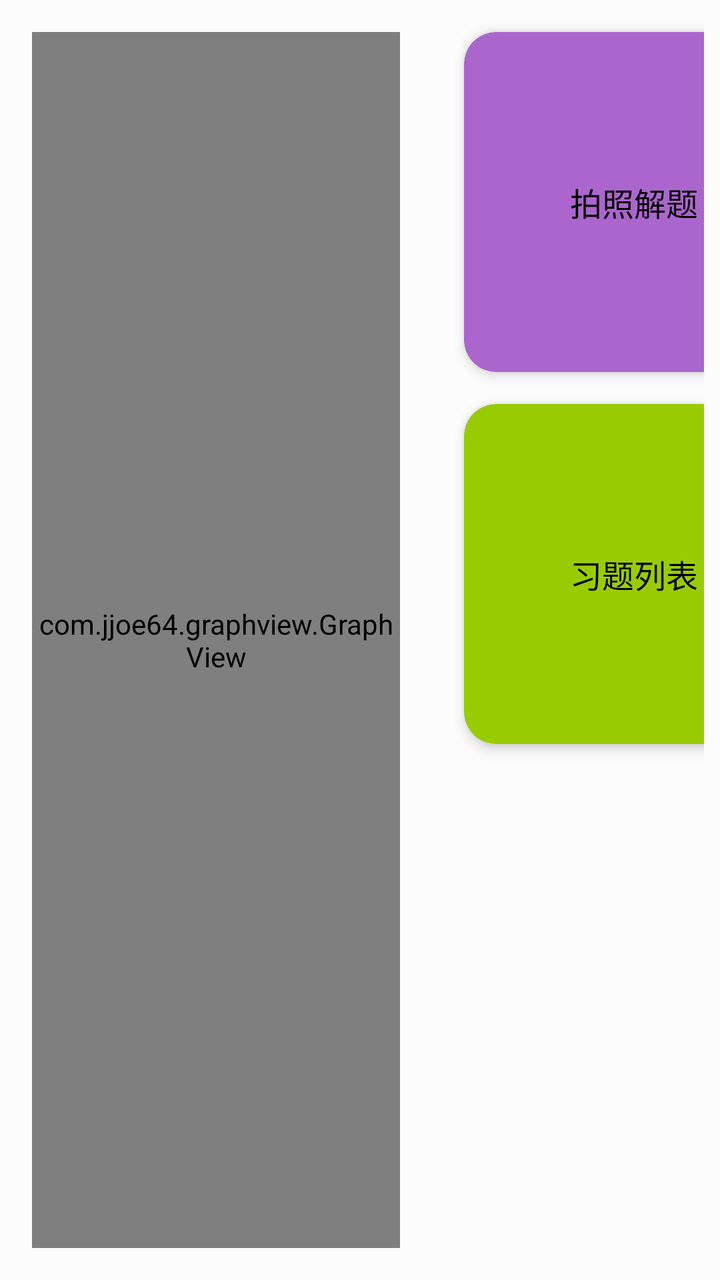
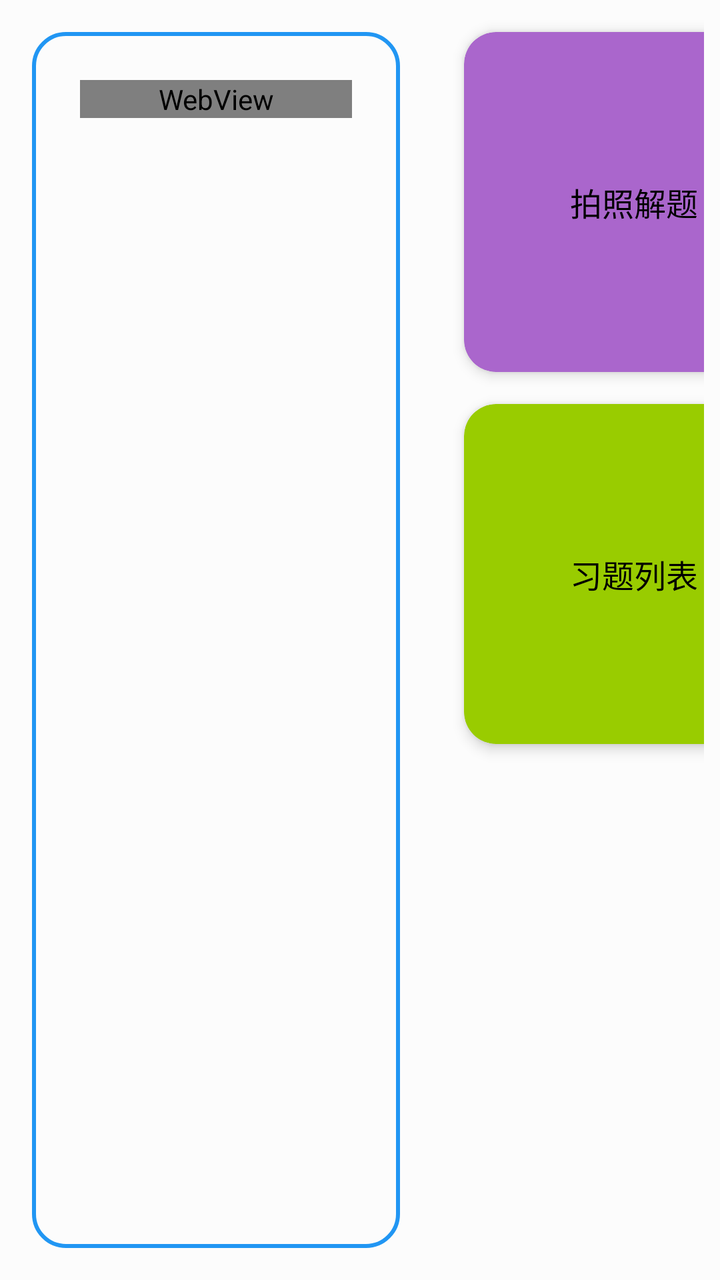

The first picture is an Android layout as it rendered before a commit; the second is the same layout after the commit. The layout source and the unified diff follow.
<!-- AndroidManifest.xml: application theme Theme.IMatesApp.FullScreen -->
<!-- res/layout/fragment_subject_biology.xml -->
<?xml version="1.0" encoding="utf-8"?>
 <androidx.constraintlayout.widget.ConstraintLayout
    xmlns:android="http://schemas.android.com/apk/res/android"
     xmlns:app="http://schemas.android.com/apk/res-auto"
     android:layout_width="match_parent"
     android:layout_height="match_parent"
     android:background="#80FFFFFF"
     xmlns:tools="http://schemas.android.com/tools"
     tools:context=".fragments.FragmentSubjectBiology">

    <LinearLayout
        android:id="@+id/todo"
        android:layout_width="0dp"
        android:layout_height="match_parent"
        app:layout_constraintStart_toStartOf="parent"
        app:layout_constraintEnd_toStartOf="@+id/guideline"
        app:layout_constraintTop_toTopOf="parent"
        app:layout_constraintBottom_toBottomOf="parent"
        android:layout_margin="16dp"
        android:orientation="vertical"
        android:background="@drawable/todo_list_bg">

        <com.jjoe64.graphview.GraphView
            android:id="@+id/graphView"
            android:layout_width="match_parent"
            android:layout_height="match_parent" />

    </LinearLayout>

    <GridLayout
            android:id="@+id/menuLayout"
            android:columnCount="2"
            android:rowCount="2"
            android:padding="8dp"
            android:layout_width="0dp"
            android:layout_height="match_parent"
            app:layout_constraintStart_toEndOf="@+id/guideline"
            app:layout_constraintEnd_toEndOf="parent"
            app:layout_constraintTop_toTopOf="parent"
            app:layout_constraintBottom_toBottomOf="parent">

            <androidx.cardview.widget.CardView
                android:id="@+id/photo_to_solve"
                android:backgroundTint="@android:color/holo_purple"
                android:clickable="true"
                android:focusable="true"
                android:foreground="?android:attr/selectableItemBackgroundBorderless"
                style="@style/MenuCard">
                <TextView
                    style="@style/MenuText"
                    android:textColor="@color/black"
                    android:text="@string/take_photo_solve_question"/>
            </androidx.cardview.widget.CardView>

            <androidx.cardview.widget.CardView
                android:id="@+id/card_my_favor"
                android:clickable="true"
                android:focusable="true"
                android:foreground="?android:attr/selectableItemBackgroundBorderless"
                style="@style/MenuCard"
                android:backgroundTint="@android:color/holo_blue_light">
                <TextView
                    style="@style/MenuText"
                    android:textColor="@color/black"
                    android:text="@string/my_favorite"/>
            </androidx.cardview.widget.CardView>

            <androidx.cardview.widget.CardView
                android:id="@+id/exercise"
                android:clickable="true"
                android:focusable="true"
                android:foreground="?android:attr/selectableItemBackgroundBorderless"
                style="@style/MenuCard"
                android:textColor="@color/black"
                android:backgroundTint="@android:color/holo_green_light">
                <TextView
                    style="@style/MenuText"
                    android:textColor="@color/black"
                    android:text="@string/question_list"/>
            </androidx.cardview.widget.CardView>

            <androidx.cardview.widget.CardView
                android:id="@+id/history"
                android:clickable="true"
                android:focusable="true"
                android:foreground="?android:attr/selectableItemBackgroundBorderless"
                style="@style/MenuCard"
                android:backgroundTint="@android:color/holo_orange_light">
                <TextView
                    style="@style/MenuText"
                    android:textColor="@color/black"
                    android:text="@string/history_archive"/>
            </androidx.cardview.widget.CardView>

        </GridLayout>

    
    <androidx.constraintlayout.widget.Guideline
        android:id="@+id/guideline"
        android:layout_width="wrap_content"
        android:layout_height="wrap_content"
        android:orientation="vertical"
        app:layout_constraintGuide_percent="0.6" />

    <androidx.fragment.app.FragmentContainerView
        android:id="@+id/container"
        android:layout_width="match_parent"
        android:layout_height="match_parent"
        app:layout_constraintBottom_toBottomOf="parent"
        app:layout_constraintEnd_toEndOf="parent"
        app:layout_constraintStart_toStartOf="parent"
        app:layout_constraintTop_toTopOf="parent" />

</androidx.constraintlayout.widget.ConstraintLayout>
<!-- resources referenced by this layout -->
<resources>
  <color name="black">#FF000000</color>
  <!-- drawable todo_list_bg (drawable) -->
  <?xml version="1.0" encoding="utf-8"?>
  <shape xmlns:android="http://schemas.android.com/apk/res/android"
      android:shape="rectangle">
      
      <corners android:radius="16dp" />
  
      
      <stroke
          android:width="2dp"
          android:color="#2196F3" />
  </shape>
  <string name="history_archive">历史档案</string>
  <string name="my_favorite">收藏中心</string>
  <string name="question_list">习题列表</string>
  <string name="take_photo_solve_question">拍照解题</string>
  <style name="MenuCard">
          <item name="android:layout_width">230dp</item>
          <item name="android:layout_height">200dp</item>
          <item name="android:layout_margin">8dp</item>
          <item name="cardCornerRadius">16dp</item>
          <item name="cardElevation">4dp</item>
      </style>
  <style name="MenuText">
          <item name="android:layout_width">wrap_content</item>
          <item name="android:layout_height">wrap_content</item>
          <item name="android:layout_gravity">center</item>
          <item name="android:textColor">@android:color/white</item>
          <item name="android:textSize">16sp</item>
      </style>
  <style name="Theme.IMatesApp.FullScreen" parent="Theme.AppCompat.Light.NoActionBar">
          
          <item name="android:windowFullscreen">true</item>
          
          <item name="android:windowTranslucentStatus">true</item>
          
          <item name="android:windowTranslucentNavigation">true</item>
      </style>
</resources>

<!-- the commit's change to res/layout/fragment_subject_biology.xml (unified diff, before → after) -->
@@ -8,7 +8,7 @@
      xmlns:tools="http://schemas.android.com/tools"
      tools:context=".fragments.FragmentSubjectBiology">
 
-    <LinearLayout
+    <ScrollView
         android:id="@+id/todo"
         android:layout_width="0dp"
         android:layout_height="match_parent"
@@ -20,12 +20,13 @@
         android:orientation="vertical"
         android:background="@drawable/todo_list_bg">
 
-        <com.jjoe64.graphview.GraphView
-            android:id="@+id/graphView"
+        <WebView
+            android:id="@+id/knowledge_view"
             android:layout_width="match_parent"
-            android:layout_height="match_parent" />
+            android:layout_height="wrap_content"
+            android:layout_margin="24dp"/>
 
-    </LinearLayout>
+    </ScrollView>
 
     <GridLayout
             android:id="@+id/menuLayout"
